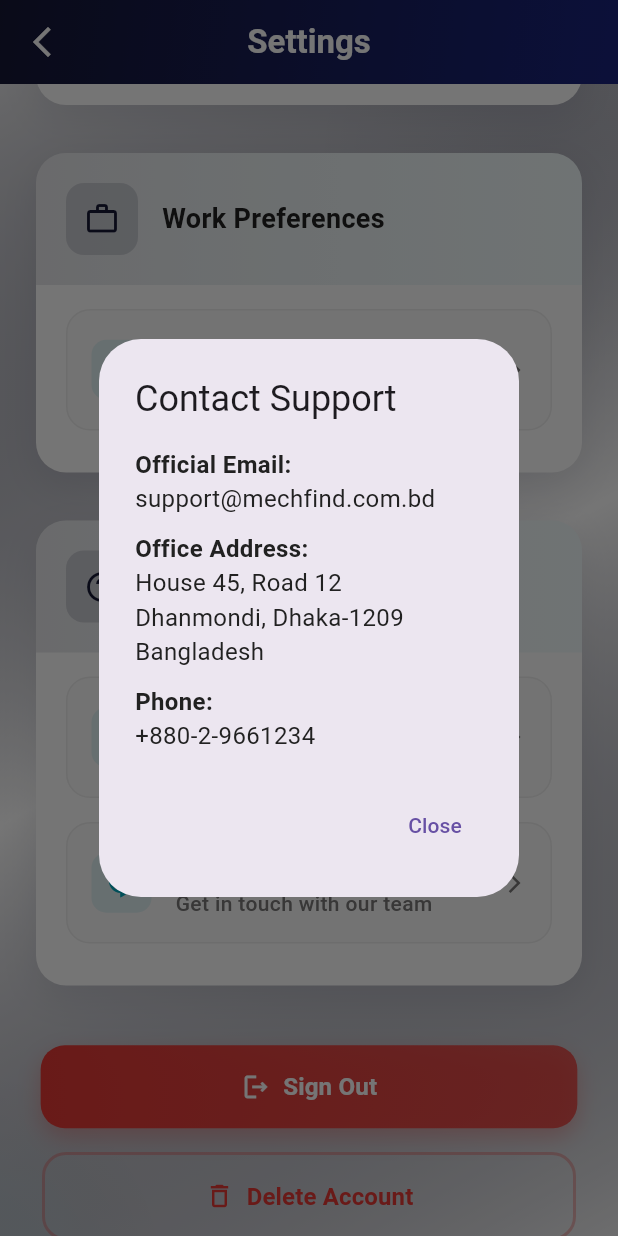
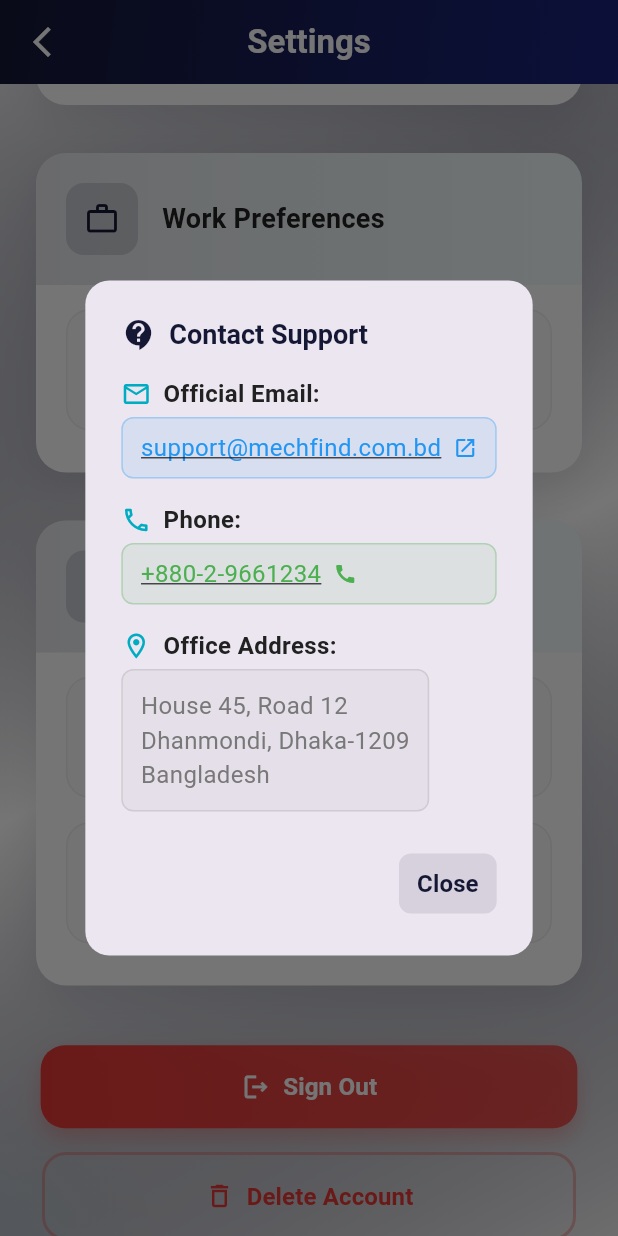
Before and after one commit to Abrar10592/MechaFind, a Flutter app: the MechanicSettings screen opened directly, scrolled down 576 dp, after a tap on "Contact Support", on a phone screen of 412 x 824 dp. Run offline on Flutter 3.47's test engine with Material 3 defaults, Android fonts, the light colour scheme and no system bars; our stand-ins replace animated_text_kit, app_links, cached_network_image, easy_localization, flutter_map, flutter_rating_bar and 9 more; missing offline and left inert: flutter_polyline_points; accounts and stored records are empty; Roboto replaces fonts that are missing (Poppins); statements that could not run were skipped.

Commit message:
Email and Calling Fx Enabled in Contact Support

```diff
--- a/lib/mechanic/mechanic_settings.dart
+++ b/lib/mechanic/mechanic_settings.dart
@@ -1,6 +1,7 @@
 import 'package:flutter/material.dart';
 import 'package:easy_localization/easy_localization.dart';
 import 'package:shared_preferences/shared_preferences.dart';
+import 'package:url_launcher/url_launcher.dart';
 import '../utils.dart';
 
 class MechanicSettings extends StatefulWidget {
@@ -135,40 +136,183 @@
     }
   }
 
+  // Helper methods for launching phone and email
+  Future<void> _makePhoneCall(String phoneNumber) async {
+    final Uri phoneUri = Uri(scheme: 'tel', path: phoneNumber);
+    try {
+      if (await canLaunchUrl(phoneUri)) {
+        await launchUrl(phoneUri);
+      } else {
+        _showBanner('Could not launch phone dialer');
+      }
+    } catch (e) {
+      _showBanner('Error making phone call');
+    }
+  }
+
+  Future<void> _sendEmail(String email) async {
+    final Uri emailUri = Uri(
+      scheme: 'mailto',
+      path: email,
+      query: 'subject=MechFind Support Request',
+    );
+    try {
+      if (await canLaunchUrl(emailUri)) {
+        await launchUrl(emailUri);
+      } else {
+        _showBanner('Could not launch email app');
+      }
+    } catch (e) {
+      _showBanner('Error opening email app');
+    }
+  }
+
   void _showContactSupport() {
+    final isEnglish = context.locale.languageCode == 'en';
+
     showDialog(
       context: context,
       builder: (context) => AlertDialog(
-        title: Text(context.locale.languageCode == 'en' ? 'Contact Support' : 'সহায়তা যোগাযোগ'),
+        shape: RoundedRectangleBorder(borderRadius: BorderRadius.circular(16)),
+        title: Row(
+          children: [
+            Icon(Icons.contact_support, color: AppColors.primary),
+            const SizedBox(width: 8),
+            Text(
+              isEnglish ? 'Contact Support' : 'সহায়তা যোগাযোগ',
+              style: AppTextStyles.heading.copyWith(
+                color: AppColors.primary,
+                fontSize: 18,
+              ),
+            ),
+          ],
+        ),
         content: Column(
           mainAxisSize: MainAxisSize.min,
           crossAxisAlignment: CrossAxisAlignment.start,
           children: [
-            Text(
-              context.locale.languageCode == 'en' ? 'Official Email:' : 'অফিসিয়াল ইমেইল:',
-              style: TextStyle(fontWeight: FontWeight.bold),
+            // Email Section
+            Row(
+              children: [
+                Icon(Icons.email_outlined, size: 20, color: AppColors.tealPrimary),
+                const SizedBox(width: 8),
+                Text(
+                  isEnglish ? 'Official Email:' : 'অফিসিয়াল ইমেইল:',
+                  style: AppTextStyles.body.copyWith(fontWeight: FontWeight.bold),
+                ),
+              ],
             ),
-            Text('support@mechfind.com.bd'),
-            SizedBox(height: 10),
-            Text(
-              context.locale.languageCode == 'en' ? 'Office Address:' : 'অফিস ঠিকানা:',
-              style: TextStyle(fontWeight: FontWeight.bold),
+            const SizedBox(height: 4),
+            GestureDetector(
+              onTap: () => _sendEmail('support@mechfind.com.bd'),
+              child: Container(
+                padding: const EdgeInsets.symmetric(vertical: 8, horizontal: 12),
+                decoration: BoxDecoration(
+                  color: Colors.blue.withOpacity(0.1),
+                  borderRadius: BorderRadius.circular(8),
+                  border: Border.all(color: Colors.blue.withOpacity(0.3)),
+                ),
+                child: Row(
+                  children: [
+                    Text(
+                      'support@mechfind.com.bd',
+                      style: AppTextStyles.body.copyWith(
+                        color: Colors.blue,
+                        decoration: TextDecoration.underline,
+                      ),
+                    ),
+                    const SizedBox(width: 8),
+                    Icon(Icons.open_in_new, size: 16, color: Colors.blue),
+                  ],
+                ),
+              ),
             ),
-            Text(context.locale.languageCode == 'en'
-              ? 'House 45, Road 12\nDhanmondi, Dhaka-1209\nBangladesh'
-              : 'বাড়ি ৪৫, রোড ১২\nধানমন্ডি, ঢাকা-১২০৯\nবাংলাদেশ'),
-            SizedBox(height: 10),
-            Text(
-              context.locale.languageCode == 'en' ? 'Phone:' : 'ফোন:',
-              style: TextStyle(fontWeight: FontWeight.bold),
+
+            const SizedBox(height: 16),
+
+            // Phone Section
+            Row(
+              children: [
+                Icon(Icons.phone_outlined, size: 20, color: AppColors.tealPrimary),
+                const SizedBox(width: 8),
+                Text(
+                  isEnglish ? 'Phone:' : 'ফোন:',
+                  style: AppTextStyles.body.copyWith(fontWeight: FontWeight.bold),
+                ),
+              ],
             ),
-            Text('+880-2-9661234'),
+            const SizedBox(height: 4),
+            GestureDetector(
+              onTap: () => _makePhoneCall('+880-2-9661234'),
+              child: Container(
+                padding: const EdgeInsets.symmetric(vertical: 8, horizontal: 12),
+                decoration: BoxDecoration(
+                  color: Colors.green.withOpacity(0.1),
+                  borderRadius: BorderRadius.circular(8),
+                  border: Border.all(color: Colors.green.withOpacity(0.3)),
+                ),
+                child: Row(
+                  children: [
+                    Text(
+                      '+880-2-9661234',
+                      style: AppTextStyles.body.copyWith(
+                        color: Colors.green,
+                        decoration: TextDecoration.underline,
+                      ),
+                    ),
+                    const SizedBox(width: 8),
+                    Icon(Icons.call, size: 16, color: Colors.green),
+                  ],
+                ),
+              ),
+            ),
+
+            const SizedBox(height: 16),
+
+            // Address Section
+            Row(
+              children: [
+                Icon(Icons.location_on_outlined, size: 20, color: AppColors.tealPrimary),
+                const SizedBox(width: 8),
+                Text(
+                  isEnglish ? 'Office Address:' : 'অফিস ঠিকানা:',
+                  style: AppTextStyles.body.copyWith(fontWeight: FontWeight.bold),
+                ),
+              ],
+            ),
+            const SizedBox(height: 4),
+            Container(
+              padding: const EdgeInsets.all(12),
+              decoration: BoxDecoration(
+                color: Colors.grey.withOpacity(0.1),
+                borderRadius: BorderRadius.circular(8),
+                border: Border.all(color: Colors.grey.withOpacity(0.3)),
+              ),
+              child: Text(
+                isEnglish
+                  ? 'House 45, Road 12\nDhanmondi, Dhaka-1209\nBangladesh'
+                  : 'বাড়ি ৪৫, রোড ১২\nধানমন্ডি, ঢাকা-১২০৯\nবাংলাদেশ',
+                style: AppTextStyles.body.copyWith(
+                  color: AppColors.textSecondary,
+                ),
+              ),
+            ),
           ],
         ),
         actions: [
           TextButton(
             onPressed: () => Navigator.of(context).pop(),
-            child: Text(context.locale.languageCode == 'en' ? 'Close' : 'বন্ধ'),
+            style: TextButton.styleFrom(
+              backgroundColor: AppColors.primary.withOpacity(0.1),
+              shape: RoundedRectangleBorder(borderRadius: BorderRadius.circular(8)),
+            ),
+            child: Text(
+              isEnglish ? 'Close' : 'বন্ধ',
+              style: AppTextStyles.body.copyWith(
+                color: AppColors.primary,
+                fontWeight: FontWeight.w600,
+              ),
+            ),
           ),
         ],
       ),
```
